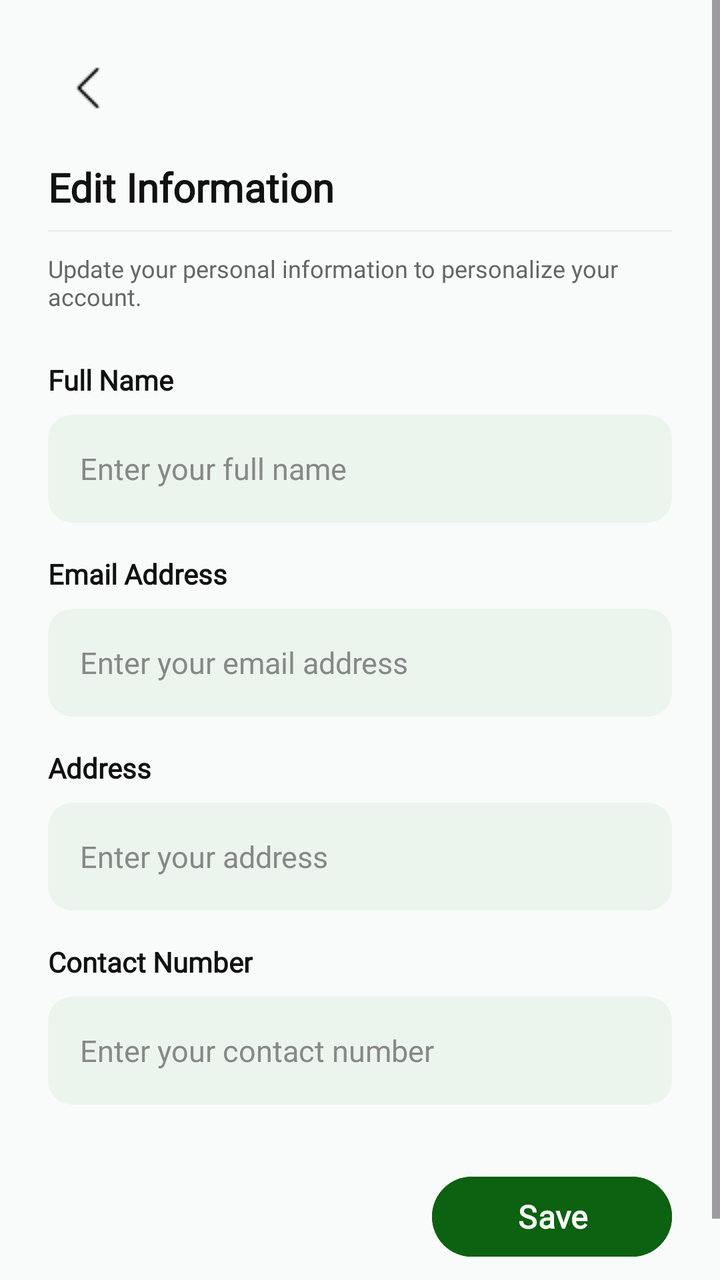
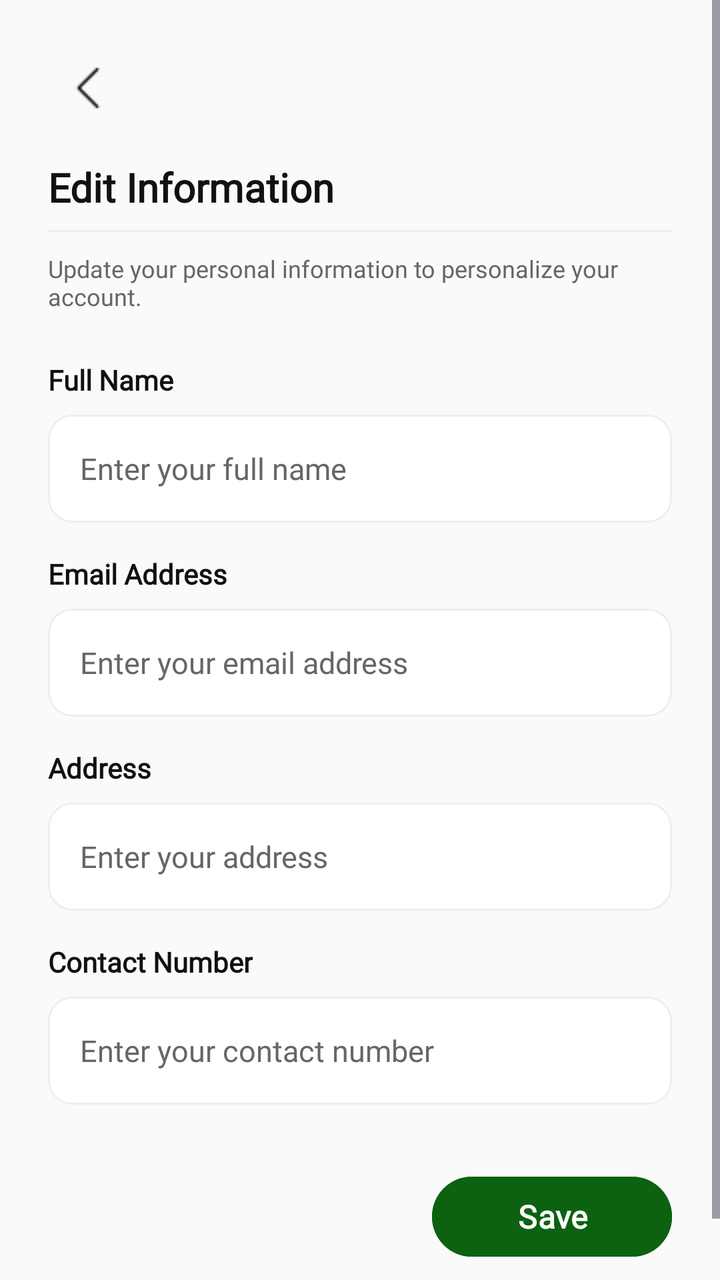

The first picture is an Android layout as it rendered before a commit; the second is the same layout after the commit. The layout source and the unified diff follow.
<!-- AndroidManifest.xml: application theme Theme.SmartGrow -->
<!-- res/layout/fragment_edit_profile.xml -->
<?xml version="1.0" encoding="utf-8"?>
<ScrollView xmlns:android="http://schemas.android.com/apk/res/android"
    xmlns:app="http://schemas.android.com/apk/res-auto"
    xmlns:tools="http://tools.android.com/tools"
    android:id="@+id/layout_edit_info"
    android:layout_width="match_parent"
    android:layout_height="match_parent"
    android:fillViewport="true"
    android:background="#F9FAFA">

    <androidx.constraintlayout.widget.ConstraintLayout
        android:layout_width="match_parent"
        android:layout_height="wrap_content"
        android:padding="24dp">

        
        <ImageView
            android:id="@+id/btn_back_edit_info"
            android:layout_width="40dp"
            android:layout_height="40dp"
            android:background="?attr/selectableItemBackgroundBorderless"
            android:clickable="true"
            android:focusable="true"
            android:padding="8dp"
            android:src="@drawable/ic_back"
            app:layout_constraintStart_toStartOf="parent"
            app:layout_constraintTop_toTopOf="parent"
            android:contentDescription="Go back" />

        
        <TextView
            android:id="@+id/tv_edit_info_title"
            android:layout_width="0dp"
            android:layout_height="wrap_content"
            android:layout_marginTop="16dp"
            android:text="Edit Information"
            android:textColor="#111111"
            android:textSize="20sp"
            android:textStyle="bold"
            android:fontFamily="@font/poppins"
            app:layout_constraintStart_toStartOf="parent"
            app:layout_constraintEnd_toEndOf="parent"
            app:layout_constraintTop_toBottomOf="@id/btn_back_edit_info" />

        <View
            android:id="@+id/header_divider"
            android:layout_width="match_parent"
            android:layout_height="1dp"
            android:background="#EEEEEE"
            android:layout_marginTop="8dp"
            app:layout_constraintTop_toBottomOf="@id/tv_edit_info_title"/>

        
        <TextView
            android:id="@+id/tv_edit_info_subtitle"
            android:layout_width="0dp"
            android:layout_height="wrap_content"
            android:layout_marginTop="10dp"
            android:text="Update your personal information to personalize your account."
            android:textColor="#666666"
            android:textSize="12sp"
            android:fontFamily="@font/poppins"
            app:layout_constraintStart_toStartOf="parent"
            app:layout_constraintEnd_toEndOf="parent"
            app:layout_constraintTop_toBottomOf="@id/header_divider" />

        
        <TextView
            android:id="@+id/lbl_fullname"
            android:layout_width="wrap_content"
            android:layout_height="wrap_content"
            android:layout_marginTop="24dp"
            android:text="Full Name"
            android:textColor="#111111"
            android:textSize="14sp"
            android:textStyle="bold"
            android:fontFamily="@font/poppins"
            app:layout_constraintTop_toBottomOf="@id/tv_edit_info_subtitle"
            app:layout_constraintStart_toStartOf="parent" />

        <com.google.android.material.card.MaterialCardView
            android:id="@+id/card_fullname"
            android:layout_width="match_parent"
            android:layout_height="54dp"
            android:layout_marginTop="8dp"
            app:cardBackgroundColor="#EBF5EE"
            app:cardCornerRadius="12dp"
            app:cardElevation="0dp"
            app:strokeWidth="0dp"
            app:layout_constraintTop_toBottomOf="@id/lbl_fullname">

            <EditText
                android:id="@+id/et_fullname"
                android:layout_width="match_parent"
                android:layout_height="match_parent"
                android:background="@android:color/transparent"
                android:hint="Enter your full name"
                android:textColorHint="#888888"
                android:textColor="#111111"
                android:textSize="15sp"
                android:fontFamily="@font/poppins"
                android:inputType="textPersonName"
                android:imeOptions="actionNext"
                android:maxLines="1"
                android:paddingHorizontal="16dp"
                android:importantForAutofill="no" />
        </com.google.android.material.card.MaterialCardView>

        
        <TextView
            android:id="@+id/lbl_email"
            android:layout_width="wrap_content"
            android:layout_height="wrap_content"
            android:layout_marginTop="16dp"
            android:text="Email Address"
            android:textColor="#111111"
            android:textSize="14sp"
            android:textStyle="bold"
            android:fontFamily="@font/poppins"
            app:layout_constraintTop_toBottomOf="@id/card_fullname"
            app:layout_constraintStart_toStartOf="parent" />

        <com.google.android.material.card.MaterialCardView
            android:id="@+id/card_email"
            android:layout_width="match_parent"
            android:layout_height="54dp"
            android:layout_marginTop="8dp"
            app:cardBackgroundColor="#EBF5EE"
            app:cardCornerRadius="12dp"
            app:cardElevation="0dp"
            app:strokeWidth="0dp"
            app:layout_constraintTop_toBottomOf="@id/lbl_email">

            <EditText
                android:id="@+id/et_email"
                android:layout_width="match_parent"
                android:layout_height="match_parent"
                android:background="@android:color/transparent"
                android:hint="Enter your email address"
                android:textColorHint="#888888"
                android:textColor="#111111"
                android:textSize="15sp"
                android:fontFamily="@font/poppins"
                android:inputType="textEmailAddress"
                android:imeOptions="actionNext"
                android:maxLines="1"
                android:paddingHorizontal="16dp"
                android:importantForAutofill="no" />
        </com.google.android.material.card.MaterialCardView>

        
        <TextView
            android:id="@+id/lbl_address"
            android:layout_width="wrap_content"
            android:layout_height="wrap_content"
            android:layout_marginTop="16dp"
            android:text="Address"
            android:textColor="#111111"
            android:textSize="14sp"
            android:textStyle="bold"
            android:fontFamily="@font/poppins"
            app:layout_constraintTop_toBottomOf="@id/card_email"
            app:layout_constraintStart_toStartOf="parent" />

        <com.google.android.material.card.MaterialCardView
            android:id="@+id/card_address"
            android:layout_width="match_parent"
            android:layout_height="54dp"
            android:layout_marginTop="8dp"
            app:cardBackgroundColor="#EBF5EE"
            app:cardCornerRadius="12dp"
            app:cardElevation="0dp"
            app:strokeWidth="0dp"
            app:layout_constraintTop_toBottomOf="@id/lbl_address">

            <EditText
                android:id="@+id/et_address"
                android:layout_width="match_parent"
                android:layout_height="match_parent"
                android:background="@android:color/transparent"
                android:hint="Enter your address"
                android:textColorHint="#888888"
                android:textColor="#111111"
                android:textSize="15sp"
                android:fontFamily="@font/poppins"
                android:inputType="textPostalAddress"
                android:imeOptions="actionNext"
                android:maxLines="1"
                android:paddingHorizontal="16dp"
                android:importantForAutofill="no" />
        </com.google.android.material.card.MaterialCardView>

        
        <TextView
            android:id="@+id/lbl_phone"
            android:layout_width="wrap_content"
            android:layout_height="wrap_content"
            android:layout_marginTop="16dp"
            android:text="Contact Number"
            android:textColor="#111111"
            android:textSize="14sp"
            android:textStyle="bold"
            android:fontFamily="@font/poppins"
            app:layout_constraintTop_toBottomOf="@id/card_address"
            app:layout_constraintStart_toStartOf="parent" />

        <com.google.android.material.card.MaterialCardView
            android:id="@+id/card_phone"
            android:layout_width="match_parent"
            android:layout_height="54dp"
            android:layout_marginTop="8dp"
            app:cardBackgroundColor="#EBF5EE"
            app:cardCornerRadius="12dp"
            app:cardElevation="0dp"
            app:strokeWidth="0dp"
            app:layout_constraintTop_toBottomOf="@id/lbl_phone">

            <EditText
                android:id="@+id/et_phone"
                android:layout_width="match_parent"
                android:layout_height="match_parent"
                android:background="@android:color/transparent"
                android:hint="Enter your contact number"
                android:textColorHint="#888888"
                android:textColor="#111111"
                android:textSize="15sp"
                android:fontFamily="@font/poppins"
                android:inputType="phone"
                android:imeOptions="actionDone"
                android:maxLines="1"
                android:paddingHorizontal="16dp"
                android:importantForAutofill="no" />
        </com.google.android.material.card.MaterialCardView>

        
        <com.google.android.material.button.MaterialButton
            android:id="@+id/btn_save_edit_info"
            android:layout_width="120dp"
            android:layout_height="48dp"
            android:layout_marginTop="32dp"
            android:layout_marginBottom="16dp"
            android:backgroundTint="#0C6211"
            android:text="Save"
            android:textAllCaps="false"
            android:textColor="#FFFFFF"
            android:textSize="16sp"
            android:textStyle="bold"
            android:fontFamily="@font/poppins"
            app:cornerRadius="24dp"
            app:layout_constraintEnd_toEndOf="parent"
            app:layout_constraintTop_toBottomOf="@id/card_phone"
            app:layout_constraintBottom_toBottomOf="parent" />

    </androidx.constraintlayout.widget.ConstraintLayout>
</ScrollView>
<!-- resources referenced by this layout -->
<resources>
  <!-- drawable ic_back: png bitmap (drawable, 215 bytes) -->
  <style name="Theme.SmartGrow" parent="Base.Theme.SmartGrow" />
  <style name="Base.Theme.SmartGrow" parent="Theme.Material3.DayNight.NoActionBar">
          <item name="android:windowBackground">@android:color/white</item>
          <item name="android:windowDisablePreview">true</item>
  
          
          <item name="android:statusBarColor">#FFFFFF</item>
          <item name="android:windowLightStatusBar">true</item>
  
          
          <item name="android:navigationBarColor">#FFFFFF</item>
          <item name="android:windowLightNavigationBar" tools:targetApi="o">true</item>
  
          <item name="android:windowDrawsSystemBarBackgrounds">true</item>
          <item name="android:windowTranslucentStatus">false</item>
          <item name="android:windowTranslucentNavigation">false</item>
      </style>
</resources>

<!-- the commit's change to res/layout/fragment_edit_profile.xml (unified diff, before → after) -->
@@ -6,7 +6,7 @@
     android:layout_width="match_parent"
     android:layout_height="match_parent"
     android:fillViewport="true"
-    android:background="#F9FAFA">
+    android:background="@color/background">
 
     <androidx.constraintlayout.widget.ConstraintLayout
         android:layout_width="match_parent"
@@ -25,6 +25,7 @@
             android:src="@drawable/ic_back"
             app:layout_constraintStart_toStartOf="parent"
             app:layout_constraintTop_toTopOf="parent"
+            app:tint="@color/text_primary"
             android:contentDescription="Go back" />
 
         
@@ -34,7 +35,7 @@
             android:layout_height="wrap_content"
             android:layout_marginTop="16dp"
             android:text="Edit Information"
-            android:textColor="#111111"
+            android:textColor="@color/text_primary"
             android:textSize="20sp"
             android:textStyle="bold"
             android:fontFamily="@font/poppins"
@@ -46,7 +47,7 @@
             android:id="@+id/header_divider"
             android:layout_width="match_parent"
             android:layout_height="1dp"
-            android:background="#EEEEEE"
+            android:background="@color/divider"
             android:layout_marginTop="8dp"
             app:layout_constraintTop_toBottomOf="@id/tv_edit_info_title"/>
 
@@ -57,7 +58,7 @@
             android:layout_height="wrap_content"
             android:layout_marginTop="10dp"
             android:text="Update your personal information to personalize your account."
-            android:textColor="#666666"
+            android:textColor="@color/text_secondary"
             android:textSize="12sp"
             android:fontFamily="@font/poppins"
             app:layout_constraintStart_toStartOf="parent"
@@ -71,7 +72,7 @@
             android:layout_height="wrap_content"
             android:layout_marginTop="24dp"
             android:text="Full Name"
-            android:textColor="#111111"
+            android:textColor="@color/text_primary"
             android:textSize="14sp"
             android:textStyle="bold"
             android:fontFamily="@font/poppins"
@@ -83,10 +84,11 @@
             android:layout_width="match_parent"
             android:layout_height="54dp"
             android:layout_marginTop="8dp"
-            app:cardBackgroundColor="#EBF5EE"
-            app:cardCornerRadius="12dp"
-            app:cardElevation="0dp"
-            app:strokeWidth="0dp"
+            app:cardBackgroundColor="@color/card_background"
+            app:cardCornerRadius="12dp"
+            app:cardElevation="0dp"
+            app:strokeWidth="1dp"
+            app:strokeColor="@color/divider"
             app:layout_constraintTop_toBottomOf="@id/lbl_fullname">
 
             <EditText
@@ -95,8 +97,8 @@
                 android:layout_height="match_parent"
                 android:background="@android:color/transparent"
                 android:hint="Enter your full name"
-                android:textColorHint="#888888"
-                android:textColor="#111111"
+                android:textColorHint="@color/text_secondary"
+                android:textColor="@color/text_primary"
                 android:textSize="15sp"
                 android:fontFamily="@font/poppins"
                 android:inputType="textPersonName"
@@ -113,7 +115,7 @@
             android:layout_height="wrap_content"
             android:layout_marginTop="16dp"
             android:text="Email Address"
-            android:textColor="#111111"
+            android:textColor="@color/text_primary"
             android:textSize="14sp"
             android:textStyle="bold"
             android:fontFamily="@font/poppins"
@@ -125,10 +127,11 @@
             android:layout_width="match_parent"
             android:layout_height="54dp"
             android:layout_marginTop="8dp"
-            app:cardBackgroundColor="#EBF5EE"
-            app:cardCornerRadius="12dp"
-            app:cardElevation="0dp"
-            app:strokeWidth="0dp"
+            app:cardBackgroundColor="@color/card_background"
+            app:cardCornerRadius="12dp"
+            app:cardElevation="0dp"
+            app:strokeWidth="1dp"
+            app:strokeColor="@color/divider"
             app:layout_constraintTop_toBottomOf="@id/lbl_email">
 
             <EditText
@@ -137,8 +140,8 @@
                 android:layout_height="match_parent"
                 android:background="@android:color/transparent"
                 android:hint="Enter your email address"
-                android:textColorHint="#888888"
-                android:textColor="#111111"
+                android:textColorHint="@color/text_secondary"
+                android:textColor="@color/text_primary"
                 android:textSize="15sp"
                 android:fontFamily="@font/poppins"
                 android:inputType="textEmailAddress"
@@ -155,7 +158,7 @@
             android:layout_height="wrap_content"
             android:layout_marginTop="16dp"
             android:text="Address"
-            android:textColor="#111111"
+            android:textColor="@color/text_primary"
             android:textSize="14sp"
             android:textStyle="bold"
             android:fontFamily="@font/poppins"
@@ -167,10 +170,11 @@
             android:layout_width="match_parent"
             android:layout_height="54dp"
             android:layout_marginTop="8dp"
-            app:cardBackgroundColor="#EBF5EE"
-            app:cardCornerRadius="12dp"
-            app:cardElevation="0dp"
-            app:strokeWidth="0dp"
+            app:cardBackgroundColor="@color/card_background"
+            app:cardCornerRadius="12dp"
+            app:cardElevation="0dp"
+            app:strokeWidth="1dp"
+            app:strokeColor="@color/divider"
             app:layout_constraintTop_toBottomOf="@id/lbl_address">
 
             <EditText
@@ -179,8 +183,8 @@
                 android:layout_height="match_parent"
                 android:background="@android:color/transparent"
                 android:hint="Enter your address"
-                android:textColorHint="#888888"
-                android:textColor="#111111"
+                android:textColorHint="@color/text_secondary"
+                android:textColor="@color/text_primary"
                 android:textSize="15sp"
                 android:fontFamily="@font/poppins"
                 android:inputType="textPostalAddress"
@@ -197,7 +201,7 @@
             android:layout_height="wrap_content"
             android:layout_marginTop="16dp"
             android:text="Contact Number"
-            android:textColor="#111111"
+            android:textColor="@color/text_primary"
             android:textSize="14sp"
             android:textStyle="bold"
             android:fontFamily="@font/poppins"
@@ -209,10 +213,11 @@
             android:layout_width="match_parent"
             android:layout_height="54dp"
             android:layout_marginTop="8dp"
-            app:cardBackgroundColor="#EBF5EE"
-            app:cardCornerRadius="12dp"
-            app:cardElevation="0dp"
-            app:strokeWidth="0dp"
+            app:cardBackgroundColor="@color/card_background"
+            app:cardCornerRadius="12dp"
+            app:cardElevation="0dp"
+            app:strokeWidth="1dp"
+            app:strokeColor="@color/divider"
             app:layout_constraintTop_toBottomOf="@id/lbl_phone">
 
             <EditText
@@ -221,8 +226,8 @@
                 android:layout_height="match_parent"
                 android:background="@android:color/transparent"
                 android:hint="Enter your contact number"
-                android:textColorHint="#888888"
-                android:textColor="#111111"
+                android:textColorHint="@color/text_secondary"
+                android:textColor="@color/text_primary"
                 android:textSize="15sp"
                 android:fontFamily="@font/poppins"
                 android:inputType="phone"
@@ -239,10 +244,10 @@
             android:layout_height="48dp"
             android:layout_marginTop="32dp"
             android:layout_marginBottom="16dp"
-            android:backgroundTint="#0C6211"
+            android:backgroundTint="@color/primary_green"
             android:text="Save"
             android:textAllCaps="false"
-            android:textColor="#FFFFFF"
+            android:textColor="@color/white"
             android:textSize="16sp"
             android:textStyle="bold"
             android:fontFamily="@font/poppins"
<!-- resource entries referenced after the edit -->
@@ -1,17 +1,24 @@
 <!-- resources referenced by this layout -->
 <resources>
+  <color name="background">#F9FAFA</color>
+  <color name="card_background">#FFFFFF</color>
+  <color name="divider">#EEEEEE</color>
+  <color name="primary_green">#0C6211</color>
+  <color name="text_primary">#111111</color>
+  <color name="text_secondary">#666666</color>
+  <color name="white">#FFFFFFFF</color>
   <!-- drawable ic_back: png bitmap (drawable, 215 bytes) -->
   <style name="Theme.SmartGrow" parent="Base.Theme.SmartGrow" />
   <style name="Base.Theme.SmartGrow" parent="Theme.Material3.DayNight.NoActionBar">
-          <item name="android:windowBackground">@android:color/white</item>
+          <item name="android:windowBackground">@color/background</item>
           <item name="android:windowDisablePreview">true</item>
   
           
-          <item name="android:statusBarColor">#FFFFFF</item>
+          <item name="android:statusBarColor">@color/background</item>
           <item name="android:windowLightStatusBar">true</item>
   
           
-          <item name="android:navigationBarColor">#FFFFFF</item>
+          <item name="android:navigationBarColor">@color/background</item>
           <item name="android:windowLightNavigationBar" tools:targetApi="o">true</item>
   
           <item name="android:windowDrawsSystemBarBackgrounds">true</item>
